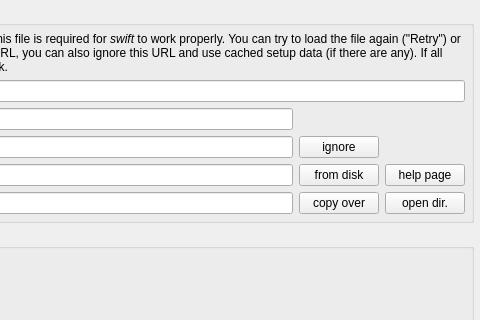
This is src/blackgui/components/setuploadingdialog.ui in swift-project/pilotclient as Qt 5 draws it before an edit; both pictures show x 320 to 800 and y 0 to 320 of the 800 by 600 pixel window. The edited form follows.
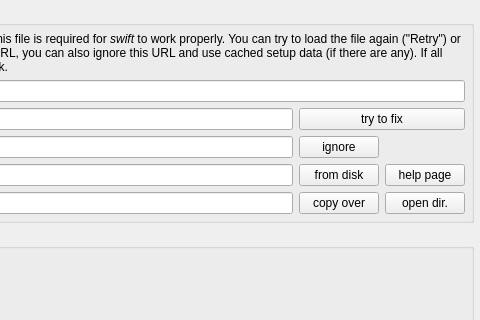
This is the edited form. Custom widgets are drawn as their Qt base class.

Commit message: "Try to fix" for setup loading dialog

```diff
--- a/src/blackgui/components/setuploadingdialog.ui
+++ b/src/blackgui/components/setuploadingdialog.ui
@@ -195,6 +195,13 @@
         </property>
        </widget>
       </item>
+      <item row="2" column="2" colspan="2">
+       <widget class="QPushButton" name="pb_TryToFix">
+        <property name="text">
+         <string>try to fix</string>
+        </property>
+       </widget>
+      </item>
      </layout>
     </widget>
    </item>
```
The commit also changes 2 other files.
